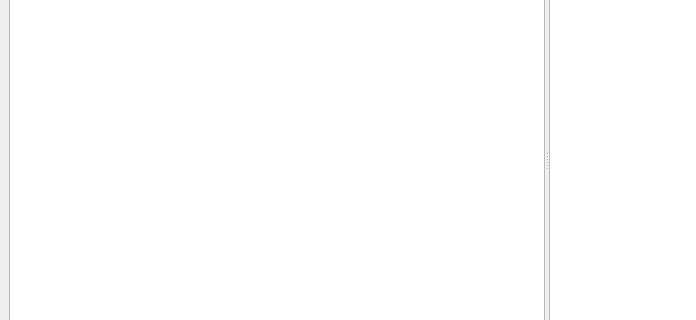
The window that components/mainwindow.ui (masceron/Hanvi) describes before a commit, drawn with Qt 5; both pictures show x 0 to 696 and y 226 to 546 of the 1093 by 804 pixel window.
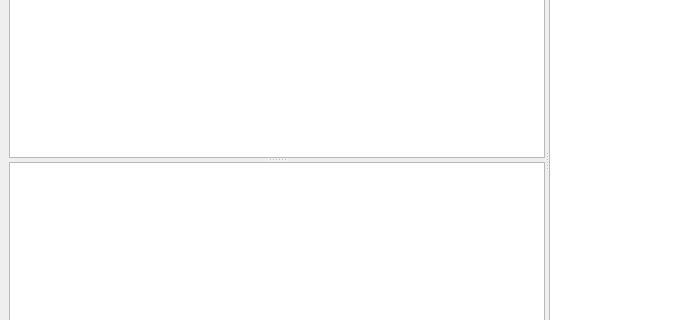
The same window after the commit.

Diff of the .ui file:
```diff
--- a/components/mainwindow.ui
+++ b/components/mainwindow.ui
@@ -22,6 +22,10 @@
         <property name="orientation">
          <enum>Qt::Orientation::Horizontal</enum>
         </property>
+        <widget class="QSplitter" name="cn_sv">
+         <property name="orientation">
+          <enum>Qt::Orientation::Vertical</enum>
+         </property>
         <widget class="QTextBrowser" name="cn_input">
          <property name="styleSheet">
           <string notr="true"/>
@@ -30,6 +34,15 @@
           <bool>false</bool>
          </property>
         </widget>
+         <widget class="QTextBrowser" name="sv_output">
+          <property name="focusPolicy">
+           <enum>Qt::FocusPolicy::NoFocus</enum>
+          </property>
+          <property name="openLinks">
+           <bool>false</bool>
+          </property>
+         </widget>
+        </widget>
         <widget class="QWidget" name="layoutWidget">
          <layout class="QVBoxLayout" name="verticalLayout">
           <item>
```
Left out of the diff: 10 changed lines with no effect on the pictures. Lines whose indentation alone changed are shown as unchanged.
